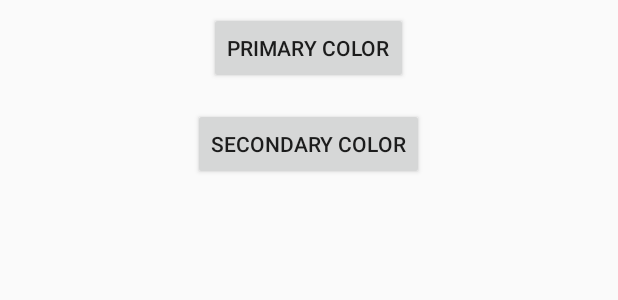
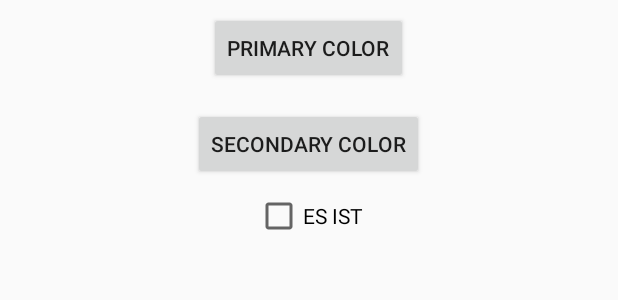
Before and after one commit to tobiasschuerg/Wordclock-Control-v2-Android, an Android app: the layout activity_main.xml on its own in the app's theme, with its tools: preview values and no code run, on a phone screen of 412 x 824 dp. Shown: the top 300 px of the screen. Run offline under Robolectric (Android 15) with nearby library versions, the phone set to English and light mode, and no system bars.

Commit message:
respecting "es ist"

```diff
--- a/app/src/main/java/com/tobiasschuerg/wordclock/BtCommander.java
+++ b/app/src/main/java/com/tobiasschuerg/wordclock/BtCommander.java
@@ -8,6 +8,7 @@ import android.support.annotation.Nullable;
 import android.util.Log;
 
 import com.github.ivbaranov.rxbluetooth.BluetoothConnection;
+import com.tobiasschuerg.wordclock.values.ClockValue;
 
 import java.io.IOException;
 import java.util.Calendar;
--- a/app/src/main/java/com/tobiasschuerg/wordclock/BackgroundColor.java
+++ b/app/src/main/java/com/tobiasschuerg/wordclock/values/BackgroundColor.java
@@ -1,4 +1,4 @@
-package com.tobiasschuerg.wordclock;
+package com.tobiasschuerg.wordclock.values;
 
 import android.graphics.Color;
 import android.support.annotation.ColorInt;
--- a/app/src/main/java/com/tobiasschuerg/wordclock/ClockValue.java
+++ b/app/src/main/java/com/tobiasschuerg/wordclock/values/ClockValue.java
@@ -1,4 +1,4 @@
-package com.tobiasschuerg.wordclock;
+package com.tobiasschuerg.wordclock.values;
 
 /**
  * Created by Tobias Schürg on 27.11.2016.
--- a/app/src/main/java/com/tobiasschuerg/wordclock/ForegroundColor.java
+++ b/app/src/main/java/com/tobiasschuerg/wordclock/values/ForegroundColor.java
@@ -1,4 +1,4 @@
-package com.tobiasschuerg.wordclock;
+package com.tobiasschuerg.wordclock.values;
 
 import android.graphics.Color;
 import android.support.annotation.ColorInt;
--- a/app/src/main/res/layout/activity_main.xml
+++ b/app/src/main/res/layout/activity_main.xml
@@ -34,6 +34,12 @@
             android:layout_margin="8dp"
             android:text="Secondary color"/>
 
+        <CheckBox
+            android:id="@+id/es_ist"
+            android:layout_width="wrap_content"
+            android:layout_height="wrap_content"
+            android:text="ES IST"/>
+
     </LinearLayout>
 
 
```
Also changed, not shown: app/src/main/java/com/tobiasschuerg/wordclock/MainActivity.java (+12 -0 lines), app/src/main/java/com/tobiasschuerg/wordclock/values/Effect.java (added, +20 -0 lines).
